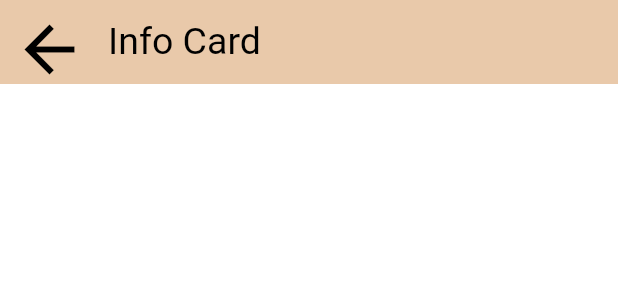
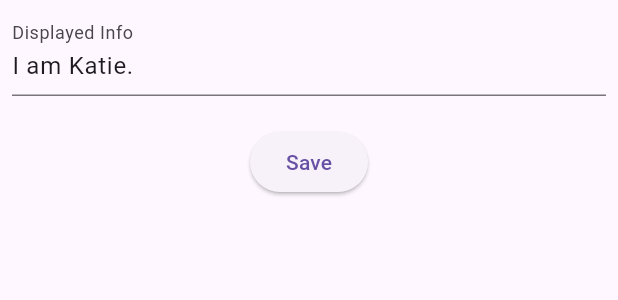
Before and after one commit to Skybird77/CREATE-Challenge-ios-App, a Flutter app: the InfoCardPage widget shown alone on an empty page, opened directly, on a phone screen of 412 x 824 dp. Shown: the top 300 px of the screen. Run offline on Flutter 3.47's test engine with Material 3 defaults, Android fonts, the phone set to English and light mode, and no system bars; our stand-ins replace flutter_native_contact_picker, shared_preferences; missing offline and left inert: flutter_sms; accounts and stored records are empty.

Commit message:
Worked on Info Card Page
: )

```diff
--- a/create_challenge_ios_app/lib/globals.dart
+++ b/create_challenge_ios_app/lib/globals.dart
@@ -8,7 +8,8 @@ import 'package:flutter_native_contact_picker/flutter_native_contact_picker.dart
 // https://coolors.co/palette/0d1b2a-1b263b-415a77-778da9-e0e1dd
 
   String _messageText = "I need help!"; // saved message to send to people
-  List<Contact> _contacts = <Contact>[];
+  String _InfoText = "I am Katie.";
+List<Contact> _contacts = <Contact>[];
 
   Color _backgroundColor = const Color(0xFFFFFFFF);
   Color _ribbonColor = const Color(0xFFE9C9AA); //app bar at the top
@@ -22,7 +23,8 @@ import 'package:flutter_native_contact_picker/flutter_native_contact_picker.dart
 
 
   String get getMessageText => _messageText;
-  List<Contact> get getContacts => _contacts;
+  String get getInfoText => _InfoText;
+List<Contact> get getContacts => _contacts;
 
   Color get getBackgroundColor => _backgroundColor;
   Color get getRibbonColor => _ribbonColor;
@@ -39,7 +41,13 @@ import 'package:flutter_native_contact_picker/flutter_native_contact_picker.dart
   SharedPreferences sharedPreferences = await SharedPreferences.getInstance();
   _messageText = value;
   return await sharedPreferences.setString('messageText', value);
-  }
+}
+
+Future<bool> setInfoText(value) async {
+  SharedPreferences sharedPreferences = await SharedPreferences.getInstance();
+  _InfoText = value;
+  return await sharedPreferences.setString('messageText', value);
+}
 
   Future<bool> setContacts(value) async {
   SharedPreferences sharedPreferences = await SharedPreferences.getInstance();
@@ -109,7 +117,7 @@ void initValues() async {
   // SharedPreferences.setMockInitialValues(
   //   {
   //     'messageText': "I really need help!",
-  //     'contactsName': ["John Doe", "Jane Doe"],
+//     'contactsName': ["John Doe", "Jane Doe"],
   //     'contactsNumber': ["1234567891", "1234567891"],
   //     'backgroundColor': 0xFFFFFFFF,
   //     'ribbonColor': 0xffe9c9aa,
@@ -127,6 +135,7 @@ void initValues() async {
     SharedPreferences sharedPreferences = await SharedPreferences.getInstance();
 
     _messageText = sharedPreferences.getString('messageText') ?? _messageText;
+    _InfoText = sharedPreferences.getString('InfoText') ?? _InfoText;
 
     List<String> contactsName = sharedPreferences.getStringList("contactsName") ?? List<String>.empty();
     List<String> contactsNumber = sharedPreferences.getStringList("contactsNumber") ?? List<String>.empty();
@@ -150,7 +159,7 @@ void initValues() async {
     _historyIconColor = stringToColor(sharedPreferences.getInt('historyIconColor')) ?? _historyIconColor;
     _dataIconColor = stringToColor(sharedPreferences.getInt('dataIconColor')) ?? _dataIconColor;
 
-  print(_messageText);
+print(_messageText);
   print(_contacts);
 
 }
--- a/create_challenge_ios_app/lib/pages/home_page.dart
+++ b/create_challenge_ios_app/lib/pages/home_page.dart
@@ -9,8 +9,6 @@ class HomePage extends StatelessWidget {
 
   @override
   Widget build(BuildContext context) {
-
-    double pageIconSize = 175; //size of icons for pages
 
     return Scaffold(
         backgroundColor: globals.getBackgroundColor,
@@ -31,7 +29,6 @@ class HomePage extends StatelessWidget {
                     shape: const CircleBorder(),
                     fixedSize: const Size(500, 500),
                     backgroundColor: globals.getPanicButtonColor,
-                    padding: const EdgeInsets.fromLTRB(0.0, 0.0, 0.0, 0.0),
                   )
                 ),
               ),
--- a/create_challenge_ios_app/lib/pages/info_card_page.dart
+++ b/create_challenge_ios_app/lib/pages/info_card_page.dart
@@ -1,36 +1,53 @@
 import 'package:flutter/material.dart';
 import 'package:create_challenge_ios_app/globals.dart' as globals;
+
+final _formKey = GlobalKey<FormState>();
+
+String _Info = globals.getInfoText;
 
 class InfoCardPage extends StatelessWidget {
   const InfoCardPage({super.key});
 
   @override
   Widget build(BuildContext context) {
-
-    return Scaffold(
-      backgroundColor: globals.getBackgroundColor,
-        appBar: AppBar(
-          title: Text(
-            "Info Card",
-            style: TextStyle(
-              color: globals.getTextColor,
-              fontSize: 25,
-              // fontWeight: FontWeight.bold,
-            )),
-          backgroundColor: globals.getRibbonColor,
-          elevation: 0,
-          // leading: Icon(Icons.menu),
-          leading: IconButton(
-              iconSize: 50,
-              color: globals.getTextColor,
-              onPressed: () {
-                 Navigator.pop(context);
+    return Padding(
+      padding: const EdgeInsets.all(8.0),
+      child: Form(
+        key: _formKey,
+        child: Column(
+          children: [
+            TextFormField(
+              initialValue: globals.getInfoText,
+              decoration: const InputDecoration(labelText: 'Displayed Info'),
+              maxLines: null,
+              validator: (value){
+                if( value == null || value.isEmpty){
+                  return 'Enter Something';
+                }
+                return null;
               },
-              icon: const Icon(
-                Icons.arrow_back,
-              ),
-            )
+              onSaved: (value) {
+                  _Info = value ?? _Info;
+                },
+            ),
+            const Padding(padding: EdgeInsets.fromLTRB(0.0, 20.0, 0.0, 0.0),),
+            ElevatedButton(
+              onPressed: (){
+                _formKey.currentState!.save();
+                globals.setInfoText(_Info);
+                if(_formKey.currentState!.validate()){
+                  ScaffoldMessenger.of(context).showSnackBar(
+                    const SnackBar(
+                      content: Text('Saved'),
+                    ),
+                  );
+                }
+              },
+              child: const Text('Save'),
+            ),
+          ],
         ),
+      ),
     );
   }
 }
```
Also changed, not shown: create_challenge_ios_app/lib/pages/bottom_nav_bar.dart (+7 -8 lines), create_challenge_ios_app/lib/pages/message_page.dart (+4 -4 lines), create_challenge_ios_app/pubspec.lock.
